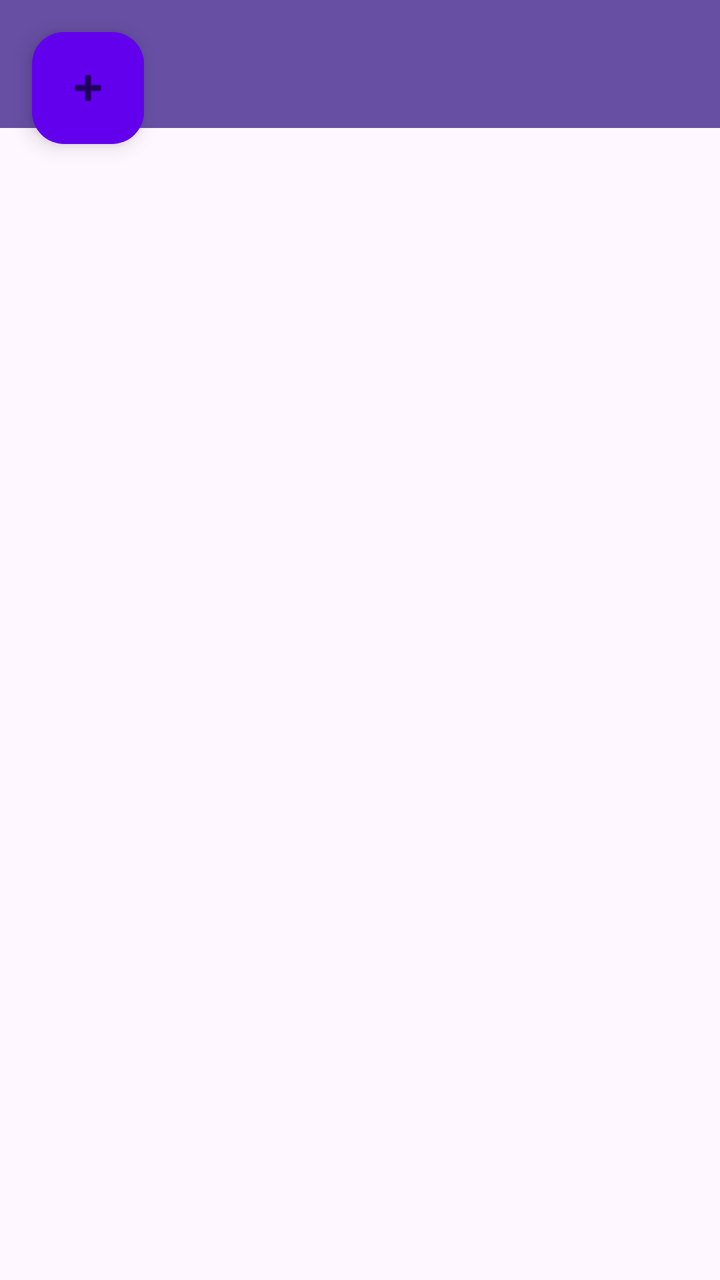
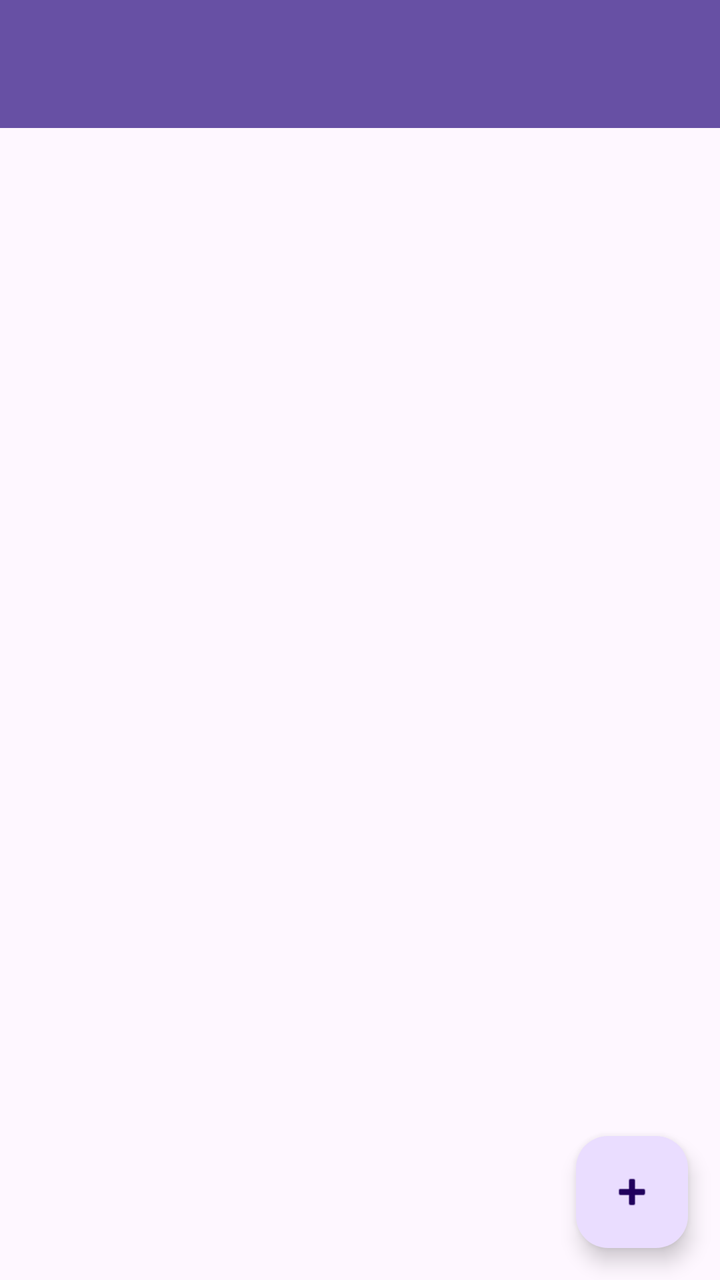

Compare the two renders of this Android layout. The source of the first and the diff that turns it into the second are given below.
<!-- AndroidManifest.xml: application theme Theme.MyApplication_MainMenu1 -->
<!-- res/layout/activity_admin_dashboard.xml -->
<?xml version="1.0" encoding="utf-8"?>
<androidx.coordinatorlayout.widget.CoordinatorLayout
    xmlns:android="http://schemas.android.com/apk/res/android"
    xmlns:app="http://schemas.android.com/apk/res-auto"
    android:layout_width="match_parent"
    android:layout_height="match_parent">

    
    <com.google.android.material.appbar.MaterialToolbar
        android:id="@+id/toolbar"
        android:layout_width="match_parent"
        android:layout_height="?attr/actionBarSize"
        android:title="Admin Dashboard"
        android:background="?attr/colorPrimary"
        android:titleTextColor="@android:color/white"
        app:layout_scrollFlags="scroll|enterAlways" />

    
    <androidx.recyclerview.widget.RecyclerView
        android:id="@+id/recyclerViewAdminRecipes"
        android:layout_width="match_parent"
        android:layout_height="match_parent"
        android:padding="12dp"
        android:clipToPadding="false"
        app:layout_behavior="@string/appbar_scrolling_view_behavior"
        android:layout_marginTop="?attr/actionBarSize"/>

    
    <com.google.android.material.floatingactionbutton.FloatingActionButton
        android:id="@+id/fabAddRecipe"
        android:layout_width="wrap_content"
        android:layout_height="wrap_content"
        android:contentDescription="Add Recipe"
        android:src="@android:drawable/ic_input_add"
        app:layout_anchorGravity="bottom|end"
        android:layout_margin="16dp"
        app:backgroundTint="@color/primary"/>

</androidx.coordinatorlayout.widget.CoordinatorLayout>
<!-- resources referenced by this layout -->
<resources>
  <color name="primary">#6200EE</color>
  <style name="Theme.MyApplication_MainMenu1" parent="Base.Theme.MyApplication_MainMenu1" />
  <style name="Base.Theme.MyApplication_MainMenu1" parent="Theme.Material3.DayNight.NoActionBar">
          
          
      </style>
</resources>

<!-- the commit's change to res/layout/activity_admin_dashboard.xml (unified diff, before → after) -->
@@ -6,14 +6,19 @@
     android:layout_height="match_parent">
 
     
-    <com.google.android.material.appbar.MaterialToolbar
-        android:id="@+id/toolbar"
+    <com.google.android.material.appbar.AppBarLayout
         android:layout_width="match_parent"
-        android:layout_height="?attr/actionBarSize"
-        android:title="Admin Dashboard"
-        android:background="?attr/colorPrimary"
-        android:titleTextColor="@android:color/white"
-        app:layout_scrollFlags="scroll|enterAlways" />
+        android:layout_height="wrap_content">
+
+        <com.google.android.material.appbar.MaterialToolbar
+            android:id="@+id/toolbarAdmin"
+            android:layout_width="match_parent"
+            android:layout_height="?attr/actionBarSize"
+            android:background="?attr/colorPrimary"
+            android:title="Admin Dashboard"
+            app:menu="@menu/menu_logout"
+            app:titleTextColor="@android:color/white" />
+    </com.google.android.material.appbar.AppBarLayout>
 
     
     <androidx.recyclerview.widget.RecyclerView
@@ -21,19 +26,17 @@
         android:layout_width="match_parent"
         android:layout_height="match_parent"
         android:padding="12dp"
-        android:clipToPadding="false"
-        app:layout_behavior="@string/appbar_scrolling_view_behavior"
-        android:layout_marginTop="?attr/actionBarSize"/>
+        app:layout_behavior="@string/appbar_scrolling_view_behavior" />
 
     
     <com.google.android.material.floatingactionbutton.FloatingActionButton
         android:id="@+id/fabAddRecipe"
         android:layout_width="wrap_content"
         android:layout_height="wrap_content"
+        android:layout_margin="16dp"
+        android:src="@android:drawable/ic_input_add"
         android:contentDescription="Add Recipe"
-        android:src="@android:drawable/ic_input_add"
-        app:layout_anchorGravity="bottom|end"
-        android:layout_margin="16dp"
-        app:backgroundTint="@color/primary"/>
+        app:layout_anchor="@id/recyclerViewAdminRecipes"
+        app:layout_anchorGravity="bottom|end"/>
 
 </androidx.coordinatorlayout.widget.CoordinatorLayout>
<!-- resource entries referenced after the edit -->
@@ -1,6 +1,5 @@
 <!-- resources referenced by this layout -->
 <resources>
-  <color name="primary">#6200EE</color>
   <style name="Theme.MyApplication_MainMenu1" parent="Base.Theme.MyApplication_MainMenu1" />
   <style name="Base.Theme.MyApplication_MainMenu1" parent="Theme.Material3.DayNight.NoActionBar">
           
